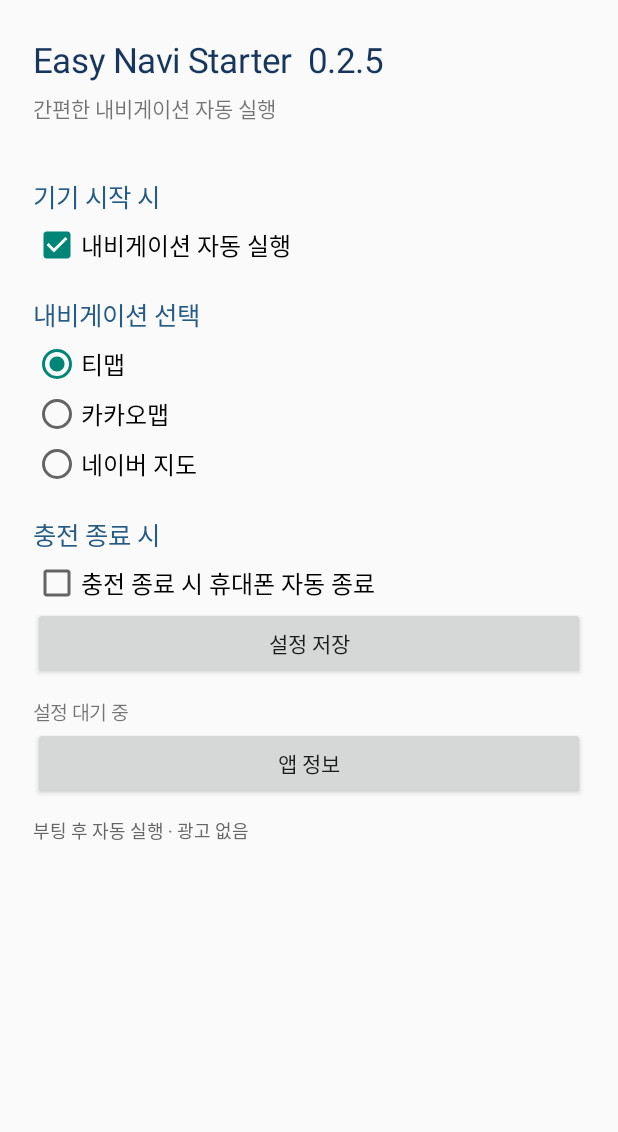
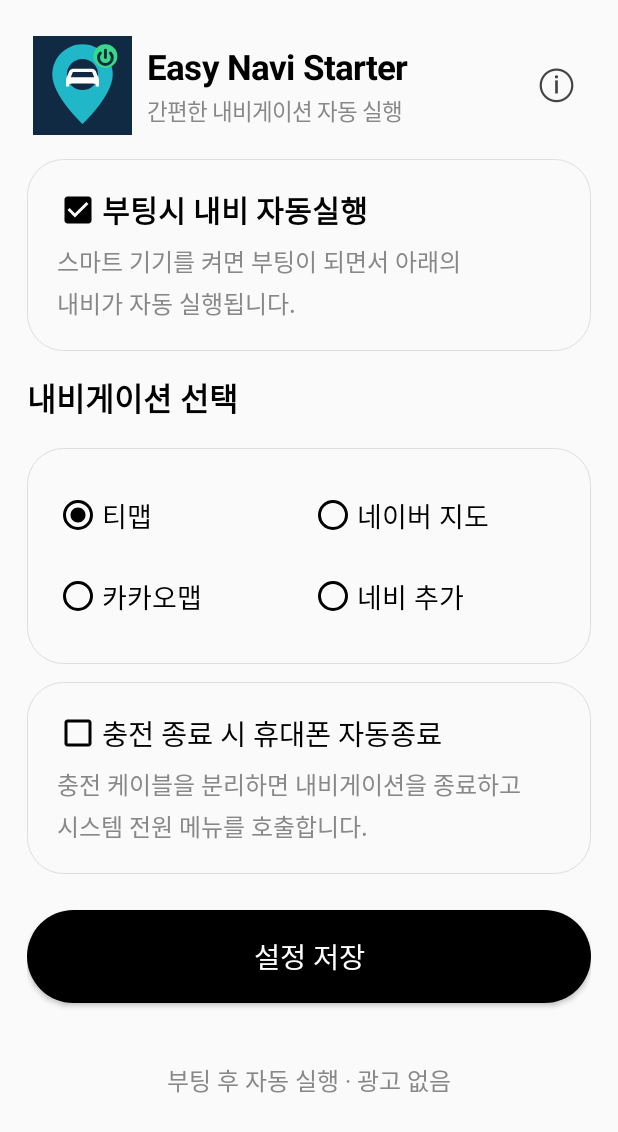
Before and after one commit to ryoobach/Easy_Navi_Starter, an Android app: the screen it shows after launch (MainActivity), on a phone screen of 412 x 824 dp. Shown: the top 1132 px of the screen. Run offline under Robolectric (Android 15) with nearby library versions, the phone set to English and light mode, and no system bars.

Commit message:
Rebuild initial screen to match approved reference image

```diff
--- a/app/src/main/java/com/ryoobach/easynavistarter/MainActivity.kt
+++ b/app/src/main/java/com/ryoobach/easynavistarter/MainActivity.kt
@@ -4,150 +4,262 @@ import android.app.Activity
 import android.app.AlertDialog
 import android.content.Intent
 import android.content.SharedPreferences
+import android.graphics.Color
+import android.graphics.Typeface
+import android.graphics.drawable.GradientDrawable
+import android.net.Uri
 import android.os.Bundle
+import android.view.Gravity
+import android.view.View
 import android.widget.Button
 import android.widget.CheckBox
+import android.widget.ImageView
 import android.widget.LinearLayout
 import android.widget.RadioButton
-import android.widget.RadioGroup
 import android.widget.ScrollView
 import android.widget.TextView
+import android.widget.Toast
 
 class MainActivity : Activity() {
     private lateinit var prefs: SharedPreferences
-    private lateinit var navigationGroup: RadioGroup
     private lateinit var autoLaunch: CheckBox
     private lateinit var autoShutdown: CheckBox
     private lateinit var status: TextView
+    private lateinit var navButtons: List<RadioButton>
+    private var selectedPackage = "com.skt.tmap"
+    private var selectedLabel = "티맵"
 
-    data class AppChoice(val label: String, val packageName: String)
+    private data class NavApp(val label: String, val packageName: String)
 
-    private val fixedApps = listOf(
-        AppChoice("티맵", "com.skt.tmap"),
-        AppChoice("카카오맵", "net.daum.android.map"),
-        AppChoice("네이버 지도", "com.nhn.android.nmap")
+    private val builtInApps = listOf(
+        NavApp("티맵", "com.skt.tmap"),
+        NavApp("카카오맵", "net.daum.android.map"),
+        NavApp("네이버 지도", "com.nhn.android.nmap")
     )
 
     override fun onCreate(savedInstanceState: Bundle?) {
         super.onCreate(savedInstanceState)
         prefs = getSharedPreferences(PREFS, MODE_PRIVATE)
+        selectedPackage = prefs.getString(KEY_PACKAGE, builtInApps[0].packageName) ?: builtInApps[0].packageName
+        selectedLabel = prefs.getString(KEY_LABEL, builtInApps.firstOrNull { it.packageName == selectedPackage }?.label ?: "추가한 내비") ?: "추가한 내비"
 
+        val scroll = ScrollView(this).apply {
+            setBackgroundColor(Color.rgb(250, 250, 250))
+            isFillViewport = true
+        }
         val page = LinearLayout(this).apply {
             orientation = LinearLayout.VERTICAL
-            setPadding(dp(22), dp(24), dp(22), dp(24))
+            setPadding(dp(18), dp(22), dp(18), dp(22))
         }
 
+        val header = LinearLayout(this).apply {
+            orientation = LinearLayout.HORIZONTAL
+            gravity = Gravity.CENTER_VERTICAL
+            setPadding(dp(4), dp(2), dp(2), dp(8))
+        }
+        val logo = ImageView(this).apply {
+            setImageResource(com.ryoobach.easynavistarter.R.drawable.ic_launcher)
+            scaleType = ImageView.ScaleType.FIT_CENTER
+        }
+        header.addView(logo, LinearLayout.LayoutParams(dp(66), dp(66)))
+        val heading = LinearLayout(this).apply {
+            orientation = LinearLayout.VERTICAL
+            setPadding(dp(10), 0, 0, 0)
+        }
+        heading.addView(TextView(this).apply {
+            text = "Easy Navi Starter"
+            textSize = 23f
+            setTextColor(Color.BLACK)
+            setTypeface(null, Typeface.BOLD)
+        })
+        heading.addView(TextView(this).apply {
+            text = "간편한 내비게이션 자동 실행"
+            textSize = 15f
+            setTextColor(Color.GRAY)
+            setPadding(0, dp(3), 0, 0)
+        })
+        header.addView(heading, LinearLayout.LayoutParams(0, LinearLayout.LayoutParams.WRAP_CONTENT, 1f))
+        header.addView(TextView(this).apply {
+            text = "ⓘ"
+            textSize = 27f
+            setTextColor(Color.DKGRAY)
+            gravity = Gravity.CENTER
+            contentDescription = "앱 정보"
+            setOnClickListener { showAppInfo() }
+        }, LinearLayout.LayoutParams(dp(42), dp(48)))
+        page.addView(header)
+
+        val bootCard = card()
+        autoLaunch = CheckBox(this).apply {
+            text = "부팅시 내비 자동실행"
+            textSize = 20f
+            setTypeface(null, Typeface.BOLD)
+            setTextColor(Color.BLACK)
+            buttonTintList = android.content.res.ColorStateList.valueOf(Color.BLACK)
+            isChecked = prefs.getBoolean(KEY_AUTO, true)
+        }
+        bootCard.addView(autoLaunch)
+        bootCard.addView(description("스마트 기기를 켜면 부팅이 되면서 아래의\n내비가 자동 실행됩니다."))
+        page.addView(bootCard)
+
+        page.addView(sectionTitle("내비게이션 선택"))
+        val navCard = card()
+        val firstRow = LinearLayout(this).apply { orientation = LinearLayout.HORIZONTAL }
+        val secondRow = LinearLayout(this).apply { orientation = LinearLayout.HORIZONTAL }
+        val tmap = navRadio("티맵")
+        val naver = navRadio("네이버 지도")
+        val kakao = navRadio("카카오맵")
+        val add = navRadio("네비 추가")
+        navButtons = listOf(tmap, naver, kakao, add)
+        listOf(firstRow, secondRow).forEach { row ->
+            navCard.addView(row, LinearLayout.LayoutParams(LinearLayout.LayoutParams.MATCH_PARENT, dp(54)))
+        }
+        firstRow.addView(tmap, LinearLayout.LayoutParams(0, dp(54), 1f))
+        firstRow.addView(naver, LinearLayout.LayoutParams(0, dp(54), 1f))
+        secondRow.addView(kakao, LinearLayout.LayoutParams(0, dp(54), 1f))
+        secondRow.addView(add, LinearLayout.LayoutParams(0, dp(54), 1f))
+        tmap.setOnClickListener { chooseBuiltIn(0) }
+        naver.setOnClickListener { chooseBuiltIn(2) }
+        kakao.setOnClickListener { chooseBuiltIn(1) }
+        add.setOnClickListener { chooseCustomNavigation() }
+        page.addView(navCard)
+
+        val shutdownCard = card()
+        autoShutdown = CheckBox(this).apply {
+            text = "충전 종료 시 휴대폰 자동종료"
+            textSize = 19f
+            setTextColor(Color.BLACK)
+            buttonTintList = android.content.res.ColorStateList.valueOf(Color.BLACK)
+            isChecked = prefs.getBoolean(KEY_SHUTDOWN, false)
+        }
+        shutdownCard.addView(autoShutdown)
+        shutdownCard.addView(description("충전 케이블을 분리하면 내비게이션을 종료하고\n시스템 전원 메뉴를 호출합니다."))
+        page.addView(shutdownCard)
+
+        val save = Button(this).apply {
+            text = "설정 저장"
+            textSize = 19f
+            setTextColor(Color.WHITE)
+            isAllCaps = false
+            background = rounded(Color.BLACK, 100)
+            setOnClickListener { saveSettings() }
+        }
+        val saveParams = LinearLayout.LayoutParams(LinearLayout.LayoutParams.MATCH_PARENT, dp(62))
+        saveParams.topMargin = dp(20)
+        page.addView(save, saveParams)
+
+        status = TextView(this).apply {
+            text = ""
+            textSize = 12f
+            setTextColor(Color.DKGRAY)
+            gravity = Gravity.CENTER
+            setPadding(0, dp(5), 0, 0)
+        }
+        page.addView(status)
         page.addView(TextView(this).apply {
-            text = "Easy Navi Starter  0.2.5"
-            textSize = 23f
-            setTextColor(0xFF17365D.toInt())
-        })
-        page.addView(TextView(this).apply {
-            text = "간편한 내비게이션 자동 실행"
-            textSize = 14f
-            setPadding(0, dp(6), 0, dp(18))
+            text = "부팅 후 자동 실행 · 광고 없음"
+            textSize = 16f
+            setTextColor(Color.GRAY)
+            gravity = Gravity.CENTER
+            setPadding(0, dp(18), 0, dp(2))
         })
 
-        addSectionTitle(page, "기기 시작 시")
-        autoLaunch = CheckBox(this).apply {
-            text = "내비게이션 자동 실행"
-            textSize = 16f
-            isChecked = prefs.getBoolean(KEY_AUTO, true)
-        }
-        page.addView(autoLaunch)
-
-        addSectionTitle(page, "내비게이션 선택")
-        navigationGroup = RadioGroup(this).apply {
-            orientation = RadioGroup.VERTICAL
-        }
-        fixedApps.forEachIndexed { index, app ->
-            navigationGroup.addView(RadioButton(this).apply {
-                id = index + 1
-                text = app.label
-                textSize = 16f
-                setPadding(0, dp(5), 0, dp(5))
-            })
-        }
-        page.addView(navigationGroup)
-
-        addSectionTitle(page, "충전 종료 시")
-        autoShutdown = CheckBox(this).apply {
-            text = "충전 종료 시 휴대폰 자동 종료"
-            isChecked = prefs.getBoolean(KEY_SHUTDOWN, false)
-            textSize = 16f
-        }
-        page.addView(autoShutdown)
-
-        page.addView(Button(this).apply {
-            text = "설정 저장"
-            setOnClickListener {
-                if (saveSettings()) showStatus("설정을 저장했습니다.")
-            }
-        })
-
-        status = TextView(this).apply {
-            text = "설정 대기 중"
-            textSize = 13f
-            setPadding(0, dp(12), 0, 0)
-        }
-        page.addView(status)
-
-        page.addView(Button(this).apply {
-            text = "앱 정보"
-            setOnClickListener { showAppInfo() }
-        })
-
-        page.addView(TextView(this).apply {
-            text = "부팅 후 자동 실행 · 광고 없음"
-            textSize = 12f
-            setTextColor(0xFF666666.toInt())
-            setPadding(0, dp(12), 0, 0)
-        })
-
-        setContentView(ScrollView(this).apply { addView(page) })
-        restoreSettings()
+        scroll.addView(page)
+        setContentView(scroll)
+        refreshNavigationSelection()
     }
 
-    private fun restoreSettings() {
-        val savedPackage = prefs.getString(KEY_PACKAGE, fixedApps.first().packageName)
-        val selectedIndex = fixedApps.indexOfFirst { it.packageName == savedPackage }
-            .let { if (it >= 0) it else 0 }
-        navigationGroup.check(selectedIndex + 1)
+    private fun card(): LinearLayout {
+        val box = LinearLayout(this).apply {
+            orientation = LinearLayout.VERTICAL
+            setPadding(dp(18), dp(18), dp(18), dp(18))
+            background = rounded(Color.rgb(250, 250, 250), 24, Color.rgb(222, 222, 222), dp(1))
+        }
+        val params = LinearLayout.LayoutParams(LinearLayout.LayoutParams.MATCH_PARENT, LinearLayout.LayoutParams.WRAP_CONTENT)
+        params.topMargin = dp(8)
+        params.bottomMargin = dp(4)
+        return box.also { it.layoutParams = params }
     }
 
-    private fun addSectionTitle(parent: LinearLayout, title: String) {
-        parent.addView(TextView(this).apply {
-            text = title
-            textSize = 17f
-            setTextColor(0xFF245B87.toInt())
-            setPadding(0, dp(18), 0, dp(4))
-        })
+    private fun sectionTitle(text: String) = TextView(this).apply {
+        this.text = text
+        textSize = 21f
+        setTextColor(Color.BLACK)
+        setTypeface(null, Typeface.BOLD)
+        setPadding(0, dp(12), 0, dp(10))
     }
 
-    private fun selectedApp(): AppChoice? {
-        val index = navigationGroup.checkedRadioButtonId - 1
-        return fixedApps.getOrNull(index)
+    private fun description(text: String) = TextView(this).apply {
+        this.text = text
+        textSize = 16f
+        setTextColor(Color.GRAY)
+        setPadding(dp(2), dp(6), 0, dp(2))
+        setLineSpacing(dp(4).toFloat(), 1f)
     }
 
-    private fun saveSettings(): Boolean {
-        val selected = selectedApp()
-        if (selected == null) {
-            showStatus("내비게이션을 선택해 주세요.")
-            return false
+    private fun navRadio(text: String) = RadioButton(this).apply {
+        this.text = text
+        textSize = 18f
+        setTextColor(Color.BLACK)
+        buttonTintList = android.content.res.ColorStateList.valueOf(Color.BLACK)
+        setPadding(0, 0, dp(4), 0)
+        isSingleLine = false
+    }
+
+    private fun chooseBuiltIn(index: Int) {
+        val app = builtInApps[index]
+        selectedPackage = app.packageName
+        selectedLabel = app.label
+        refreshNavigationSelection()
+    }
+
+    private fun chooseCustomNavigation() {
+        val intent = Intent(Intent.ACTION_MAIN).addCategory(Intent.CATEGORY_LAUNCHER)
+        val apps = packageManager.queryIntentActivities(intent, 0)
+            .filter { it.activityInfo.packageName != packageName }
+            .sortedBy { it.loadLabel(packageManager).toString().lowercase() }
+        if (apps.isEmpty()) {
+            Toast.makeText(this, "선택할 수 있는 앱이 없습니다.", Toast.LENGTH_SHORT).show()
+            refreshNavigationSelection()
+            return
         }
+        val labels = apps.map { it.loadLabel(packageManager).toString() }.toTypedArray()
+        AlertDialog.Builder(this)
+            .setTitle("내비게이션 앱 선택")
+            .setItems(labels) { _, which ->
+                selectedPackage = apps[which].activityInfo.packageName
+                selectedLabel = labels[which]
+                refreshNavigationSelection()
+            }
+            .setNegativeButton("취소") { _, _ -> refreshNavigationSelection() }
+            .show()
+    }
+
+    private fun refreshNavigationSelection() {
+        val index = when (selectedPackage) {
+            builtInApps[0].packageName -> 0
+            builtInApps[2].packageName -> 1
+            builtInApps[1].packageName -> 2
+            else -> 3
+        }
+        navButtons.forEachIndexed { i, button -> button.isChecked = i == index }
+    }
+
+    private fun saveSettings() {
         prefs.edit()
-            .putString(KEY_PACKAGE, selected.packageName)
+            .putString(KEY_PACKAGE, selectedPackage)
+            .putString(KEY_LABEL, selectedLabel)
             .putBoolean(KEY_AUTO, autoLaunch.isChecked)
             .putBoolean(KEY_SHUTDOWN, autoShutdown.isChecked)
             .putBoolean(KEY_RESTORE_LAST_LOCATION, true)
             .apply()
-        return true
+        status.text = "설정을 저장했습니다."
     }
 
     private fun showAppInfo() {
         val version = try {
-            packageManager.getPackageInfo(packageName, 0).versionName ?: "0.2.5"
-        } catch (_: Exception) { "0.2.5" }
+            packageManager.getPackageInfo(packageName, 0).versionName ?: "0.2.6"
+        } catch (_: Exception) { "0.2.6" }
         AlertDialog.Builder(this)
             .setTitle("앱 정보")
             .setMessage("Easy Navi Starter\n버전 $version\nAndroid\n\nRyoo jaesang & 최피디")
@@ -155,15 +267,19 @@ class MainActivity : Activity() {
             .show()
     }
 
-    private fun showStatus(message: String) {
-        status.text = message
-    }
+    private fun rounded(color: Int, radius: Int, stroke: Int? = null, strokeWidth: Int = 0) =
+        GradientDrawable().apply {
+            setColor(color)
+            cornerRadius = dp(radius).toFloat()
+            if (stroke != null) setStroke(strokeWidth, stroke)
+        }
 
     private fun dp(value: Int): Int = (value * resources.displayMetrics.density).toInt()
 
     companion object {
         const val PREFS = "easy_navi_settings"
         const val KEY_PACKAGE = "navigation_package"
+        const val KEY_LABEL = "navigation_label"
         const val KEY_AUTO = "auto_launch"
         const val KEY_SHUTDOWN = "auto_shutdown_on_unplug"
         const val KEY_RESTORE_LAST_LOCATION = "restore_last_location"
```
